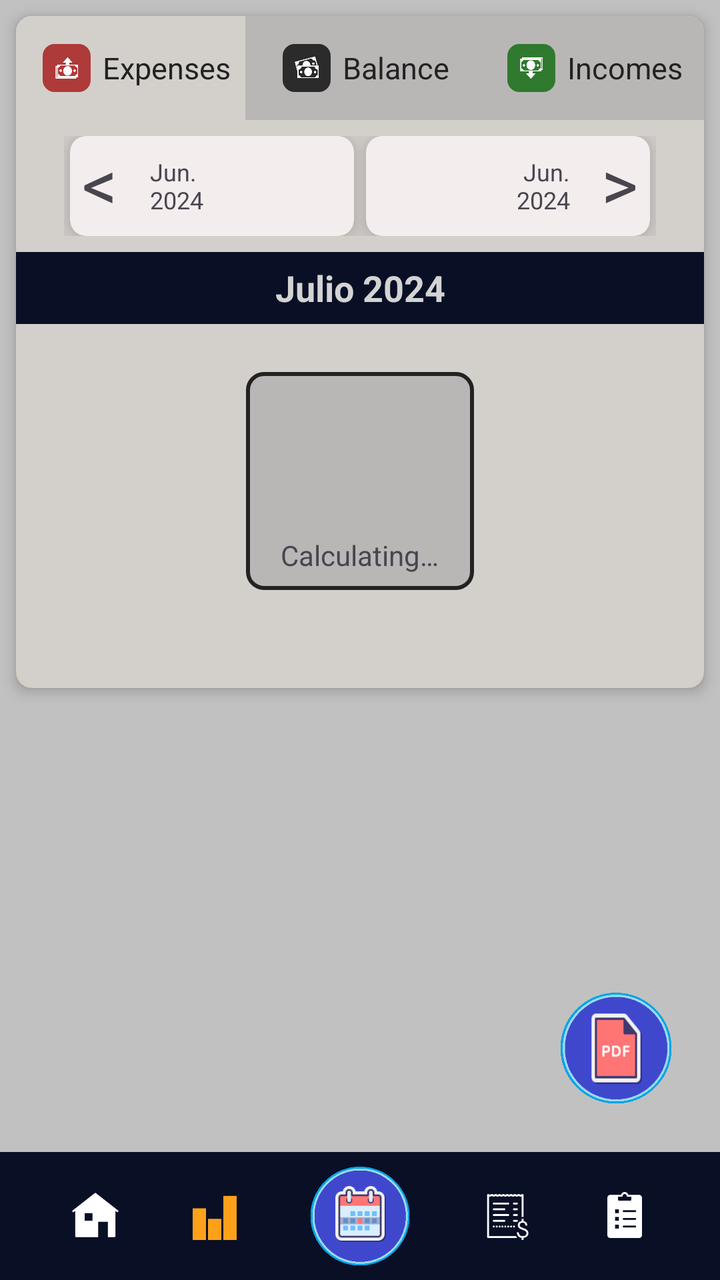
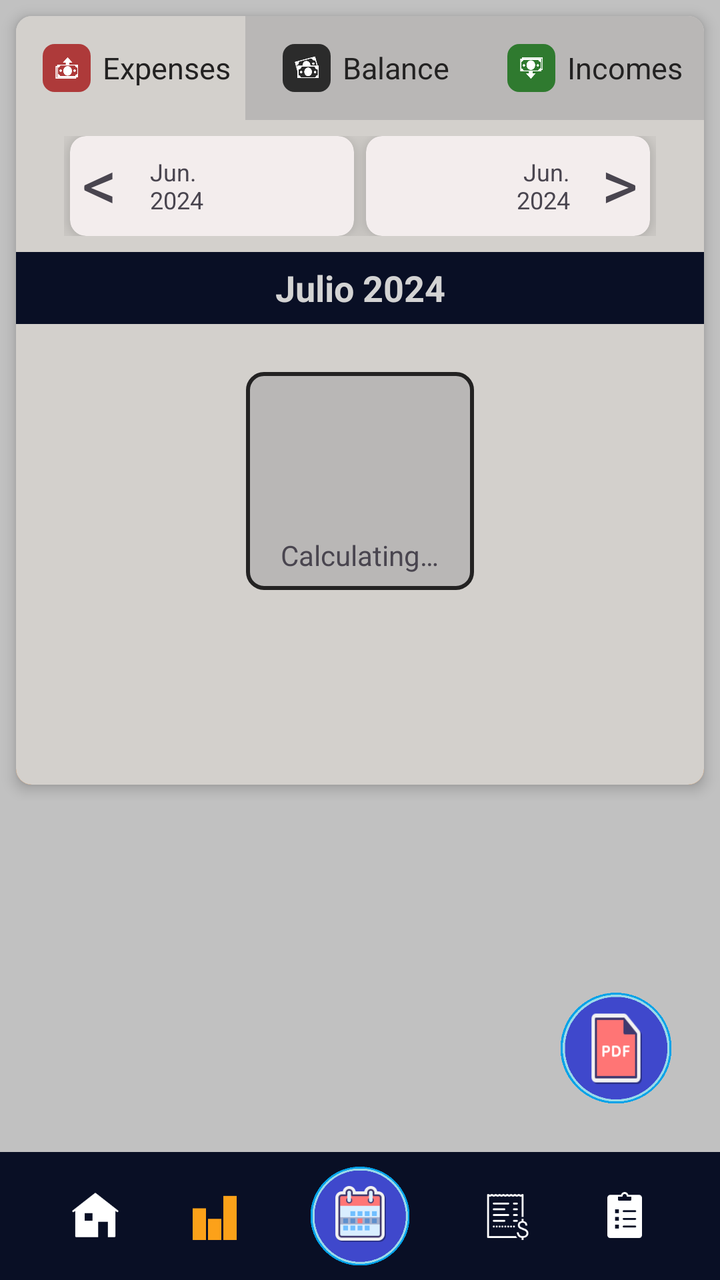

The first picture is an Android layout as it rendered before a commit; the second is the same layout after the commit. The layout source and the unified diff follow.
<!-- AndroidManifest.xml: application theme Theme.MyApplication -->
<!-- res/layout/fragment_summary.xml -->
<?xml version="1.0" encoding="utf-8"?>
<FrameLayout xmlns:android="http://schemas.android.com/apk/res/android"
    xmlns:tools="http://schemas.android.com/tools"
    android:layout_width="match_parent"
    android:layout_height="match_parent"
    xmlns:app="http://schemas.android.com/apk/res-auto"
    tools:context=".views.summary.SummaryFragment">

    <LinearLayout
        android:layout_width="match_parent"
        android:layout_height="match_parent"
        android:orientation="vertical">

        <FrameLayout
            android:layout_width="match_parent"
            android:layout_height="match_parent"
            android:layout_weight="1">

            <ScrollView
                android:layout_width="match_parent"
                android:layout_height="match_parent">

                <LinearLayout
                    android:id="@+id/page"
                    android:layout_width="match_parent"
                    android:layout_height="wrap_content"
                    android:orientation="vertical"
                    android:paddingBottom="92dp">

                    <androidx.cardview.widget.CardView
                        android:id="@+id/summary"
                        android:layout_width="match_parent"
                        android:layout_height="wrap_content"
                        android:layout_margin="8dp"
                        android:minHeight="32dp"
                        android:padding="3dp"
                        app:cardBackgroundColor="@color/cardview_background">

                        <LinearLayout
                            android:layout_width="match_parent"
                            android:layout_height="match_parent"
                            android:background="@color/cardview_background"
                            android:orientation="vertical">

                            <LinearLayout
                                android:layout_width="match_parent"
                                android:layout_height="match_parent"
                                android:orientation="horizontal">

                                <LinearLayout
                                    android:layout_width="match_parent"
                                    android:layout_height="52dp"
                                    android:orientation="horizontal">

                                    <LinearLayout
                                        android:id="@+id/bShowExpenses"
                                        android:layout_width="0dp"
                                        android:layout_height="match_parent"
                                        android:layout_weight="1"
                                        android:background="@color/cardview_background"
                                        android:gravity="center">


                                        <FrameLayout
                                            android:layout_width="24dp"
                                            android:layout_height="24dp"
                                            android:layout_gravity="center_vertical"
                                            android:layout_margin="6dp"
                                            android:background="@drawable/icons_border_red">

                                            <ImageView
                                                android:layout_width="12dp"
                                                android:layout_height="12dp"
                                                android:layout_gravity="center"
                                                android:layout_margin="10dp"
                                                app:srcCompat="@drawable/icon_transfer" />

                                        </FrameLayout>

                                        <TextView
                                            android:layout_width="wrap_content"
                                            android:layout_height="wrap_content"
                                            android:layout_gravity="center"
                                            android:text="@string/expenses"
                                            android:textColor="@color/cardview_foreground"
                                            android:textSize="15sp" />

                                    </LinearLayout>

                                    <LinearLayout
                                        android:id="@+id/bShowBalance"
                                        android:layout_width="0dp"
                                        android:layout_height="match_parent"
                                        android:layout_weight="1"
                                        android:background="@color/cardview_background_hidden"
                                        android:gravity="center">


                                        <FrameLayout
                                            android:layout_width="24dp"
                                            android:layout_height="24dp"
                                            android:layout_gravity="center_vertical"
                                            android:layout_margin="6dp"
                                            android:background="@drawable/icons_border_gray_dark">

                                            <ImageView
                                                android:layout_width="12dp"
                                                android:layout_height="12dp"
                                                android:layout_gravity="center"
                                                android:layout_margin="10dp"
                                                app:srcCompat="@drawable/icon_money" />

                                        </FrameLayout>

                                        <TextView
                                            android:layout_width="wrap_content"
                                            android:layout_height="wrap_content"
                                            android:layout_gravity="center"
                                            android:text="@string/balance"
                                            android:textColor="@color/cardview_foreground"
                                            android:textSize="15sp" />

                                    </LinearLayout>

                                    <LinearLayout
                                        android:id="@+id/bShowIncomes"
                                        android:layout_width="0dp"
                                        android:layout_height="match_parent"
                                        android:layout_weight="1"
                                        android:background="@color/cardview_background_hidden"
                                        android:gravity="center"
                                        android:text="@string/incomes">


                                        <FrameLayout
                                            android:layout_width="24dp"
                                            android:layout_height="24dp"
                                            android:layout_margin="6dp"
                                            android:background="@drawable/icons_border_green_dark">

                                            <ImageView
                                                android:layout_width="12dp"
                                                android:layout_height="12dp"
                                                android:layout_gravity="center"
                                                android:layout_margin="10dp"
                                                app:srcCompat="@drawable/icon_transfer2" />

                                        </FrameLayout>

                                        <TextView
                                            android:layout_width="wrap_content"
                                            android:layout_height="wrap_content"
                                            android:layout_gravity="center"
                                            android:text="@string/incomes"
                                            android:textColor="@color/cardview_foreground"
                                            android:textSize="15sp" />

                                    </LinearLayout>
                                </LinearLayout>

                            </LinearLayout>

                            <androidx.constraintlayout.widget.ConstraintLayout
                                android:id="@+id/navigation_buttons"
                                android:layout_width="match_parent"
                                android:layout_height="0dp"
                                android:layout_weight="1"
                                android:paddingHorizontal="24dp"
                                android:paddingVertical="8dp"
                                app:layout_constraintBottom_toBottomOf="parent"
                                app:layout_constraintEnd_toEndOf="parent"
                                app:layout_constraintStart_toStartOf="parent">

                                <androidx.cardview.widget.CardView
                                    android:id="@+id/bYesterday"
                                    android:layout_width="0dp"
                                    android:layout_height="match_parent"
                                    android:layout_gravity="start"
                                    android:layout_marginHorizontal="3dp"
                                    app:cardBackgroundColor="@color/cardview_container"
                                    app:cardElevation="8dp"
                                    app:layout_constraintBottom_toBottomOf="parent"
                                    app:layout_constraintEnd_toStartOf="@+id/bTomorrow"
                                    app:layout_constraintStart_toStartOf="parent"
                                    app:layout_constraintTop_toTopOf="parent">

                                    <TextView
                                        android:layout_width="50sp"
                                        android:layout_height="50sp"
                                        android:layout_gravity="center_vertical|start"
                                        android:layout_marginStart="6dp"
                                        android:text="@string/left"
                                        android:textSize="35sp" />

                                    <TextView
                                        android:id="@+id/yesterdayName"
                                        android:layout_width="35sp"
                                        android:layout_height="50sp"
                                        android:layout_marginStart="40dp"
                                        android:gravity="center_vertical"
                                        android:text="Jun. 2024"
                                        android:textSize="12sp" />

                                </androidx.cardview.widget.CardView>

                                <androidx.cardview.widget.CardView
                                    android:id="@+id/bTomorrow"
                                    android:layout_width="0dp"
                                    android:layout_height="match_parent"
                                    android:layout_gravity="end"
                                    android:layout_marginHorizontal="3dp"
                                    app:cardBackgroundColor="@color/cardview_container"
                                    app:cardElevation="8dp"
                                    app:layout_constraintBottom_toBottomOf="parent"
                                    app:layout_constraintEnd_toEndOf="parent"
                                    app:layout_constraintStart_toEndOf="@+id/bYesterday"
                                    app:layout_constraintTop_toTopOf="parent">

                                    <TextView
                                        android:layout_width="50sp"
                                        android:layout_height="50sp"
                                        android:layout_gravity="center_vertical|end"
                                        android:layout_marginEnd="6dp"
                                        android:gravity="end"
                                        android:text="@string/right"
                                        android:textSize="35sp" />

                                    <TextView
                                        android:id="@+id/tomorrowName"
                                        android:layout_width="35sp"
                                        android:layout_height="50sp"
                                        android:layout_gravity="end"
                                        android:layout_marginEnd="40dp"
                                        android:gravity="center_vertical|end"
                                        android:text="Jun. 2024"
                                        android:textSize="12sp" />

                                </androidx.cardview.widget.CardView>

                            </androidx.constraintlayout.widget.ConstraintLayout>

                            <FrameLayout
                                android:layout_width="match_parent"
                                android:layout_height="match_parent">

                                <LinearLayout
                                    android:id="@+id/pdf"
                                    android:layout_width="match_parent"
                                    android:layout_height="wrap_content"
                                    android:background="@color/cardview_background"
                                    android:orientation="vertical">

                                    <TextView
                                        android:id="@+id/summary_date"
                                        android:layout_width="match_parent"
                                        android:layout_height="36dp"
                                        android:layout_gravity="center"
                                        android:background="@color/navigation_bar"
                                        android:gravity="center"
                                        android:text="Julio 2024"
                                        android:textAlignment="center"
                                        android:textColor="@color/light_lgray"
                                        android:textSize="18sp"
                                        android:textStyle="bold" />

                                    <TextView
                                        android:id="@+id/summary_list_empty"
                                        android:layout_width="wrap_content"
                                        android:layout_height="wrap_content"
                                        android:layout_gravity="center"
                                        android:layout_marginVertical="16dp"
                                        android:gravity="center"
                                        android:padding="6dp"
                                        android:text="@string/summary_date_empty"
                                        android:textColor="@color/cardview_foreground"
                                        android:textSize="16sp"
                                        android:textStyle="bold" />

                                    <LinearLayout
                                        android:id="@+id/incomes_frame"
                                        android:layout_width="match_parent"
                                        android:layout_height="wrap_content"
                                        android:layout_marginTop="12dp"
                                        android:orientation="vertical">

                                    </LinearLayout>

                                    <LinearLayout
                                        android:id="@+id/expenses_frame"
                                        android:layout_width="match_parent"
                                        android:layout_height="wrap_content"
                                        android:layout_marginTop="12dp"
                                        android:orientation="vertical">

                                    </LinearLayout>

                                    <FrameLayout
                                        android:id="@+id/balance_frame"
                                        android:layout_width="match_parent"
                                        android:layout_height="match_parent"
                                        android:background="@color/cardview_container"
                                        android:paddingHorizontal="4dp"
                                        android:paddingVertical="6dp">

                                        <TextView
                                            android:layout_width="wrap_content"
                                            android:layout_height="wrap_content"
                                            android:layout_gravity="center_vertical|start"
                                            android:text="@string/transactions_description_balance" />

                                        <TextView
                                            android:id="@+id/balance_amount"
                                            android:layout_width="wrap_content"
                                            android:layout_height="wrap_content"
                                            android:layout_gravity="center_vertical|end"
                                            android:text="$ xxx" />

                                    </FrameLayout>

                                    <LinearLayout
                                        android:id="@+id/transactions"
                                        android:layout_width="match_parent"
                                        android:layout_height="match_parent"
                                        android:layout_marginTop="2dp"
                                        android:orientation="vertical">

                                        <TextView
                                            android:id="@+id/textView13"
                                            android:layout_width="match_parent"
                                            android:layout_height="wrap_content"
                                            android:layout_gravity="center"
                                            android:background="@color/cardview_title_background"
                                            android:padding="8dp"
                                            android:text="@string/transactions_period"
                                            android:textAlignment="center"
                                            android:textColor="@color/cardview_title_foreground"
                                            android:textSize="18sp"
                                            android:textStyle="bold" />

                                        <ProgressBar
                                            android:id="@+id/transactions_list_progress_bar"
                                            style="?android:attr/progressBarStyle"
                                            android:layout_width="50dp"
                                            android:layout_marginVertical="16dp"
                                            android:layout_marginHorizontal="32dp"
                                            android:layout_gravity="center"
                                            android:visibility="gone"
                                            android:layout_height="50dp" />

                                        <LinearLayout
                                            android:id="@+id/transactions_list"
                                            android:layout_width="match_parent"
                                            android:layout_height="match_parent"
                                            android:divider="@color/default_text_dark"
                                            android:dividerHeight="6dp"
                                            android:listSelector="@android:color/transparent"
                                            android:orientation="vertical" />

                                    </LinearLayout>

                                </LinearLayout>

                                <FrameLayout
                                    android:id="@+id/loading_view"
                                    android:background="@color/cardview_background"
                                    android:layout_marginTop="36dp"
                                    android:layout_width="match_parent"
                                    android:layout_height="match_parent">

                                    <LinearLayout
                                        android:layout_width="wrap_content"
                                        android:layout_gravity="center_horizontal"
                                        android:layout_marginTop="24dp"
                                        android:orientation="vertical"
                                        android:background="@drawable/border_description"
                                        android:layout_height="wrap_content">

                                        <ProgressBar
                                            style="?android:attr/progressBarStyle"
                                            android:layout_width="50dp"
                                            android:layout_marginTop="16dp"
                                            android:layout_marginBottom="8dp"
                                            android:layout_marginHorizontal="32dp"
                                            android:layout_gravity="center"
                                            android:layout_height="50dp" />

                                        <TextView
                                            android:id="@+id/textView6"
                                            android:layout_width="wrap_content"
                                            android:layout_height="wrap_content"
                                            android:layout_gravity="center"
                                            android:layout_margin="8dp"
                                            android:text="@string/calculating" />
                                    </LinearLayout>

                                </FrameLayout>

                            </FrameLayout>

                        </LinearLayout>
                    </androidx.cardview.widget.CardView>

                    <TextView
                        android:id="@+id/error_text_view"
                        android:layout_width="match_parent"
                        android:layout_height="wrap_content"
                        android:layout_margin="12dp"
                        android:visibility="gone" />

                </LinearLayout>
            </ScrollView>

            <FrameLayout
                android:id="@+id/floatingButton"
                android:layout_width="56dp"
                android:layout_height="56dp"
                android:layout_gravity="bottom|end"
                android:layout_marginEnd="24dp"
                android:layout_marginBottom="24dp"
                android:background="@drawable/btn"
                android:clickable="true"
                android:focusable="true">

                <FrameLayout
                    android:layout_width="34dp"
                    android:layout_height="40dp"
                    android:layout_gravity="center"
                    android:background="@drawable/pdf">

                </FrameLayout>
            </FrameLayout>

        </FrameLayout>

        <androidx.constraintlayout.widget.ConstraintLayout
            android:id="@+id/navigation_view"
            android:layout_width="match_parent"
            android:layout_height="64dp"
            android:background="@color/navigation_bar"
            app:layout_constraintBottom_toBottomOf="parent"
            app:layout_constraintEnd_toEndOf="parent"
            app:layout_constraintStart_toStartOf="parent">

            <ImageView
                android:id="@+id/navigation_view_home"
                android:layout_width="24dp"
                android:layout_height="wrap_content"
                app:layout_constraintBottom_toBottomOf="parent"
                app:layout_constraintEnd_toStartOf="@+id/navigation_view_summary"
                app:layout_constraintStart_toStartOf="parent"
                app:layout_constraintTop_toTopOf="parent"
                app:srcCompat="@drawable/home_white" />

            <ImageView
                android:id="@+id/navigation_view_summary"
                android:layout_width="24dp"
                android:layout_height="wrap_content"
                android:layout_weight="1"
                app:layout_constraintBottom_toBottomOf="parent"
                app:layout_constraintEnd_toStartOf="@+id/navigation_view_action"
                app:layout_constraintStart_toEndOf="@+id/navigation_view_home"
                app:layout_constraintTop_toTopOf="parent"
                app:srcCompat="@drawable/summary_orange" />

            <FrameLayout
                android:id="@+id/navigation_view_action"
                android:layout_width="50dp"
                android:layout_height="50dp"
                app:layout_constraintBottom_toBottomOf="parent"
                app:layout_constraintEnd_toStartOf="@+id/navigation_view_budgets"
                app:layout_constraintStart_toEndOf="@+id/navigation_view_summary"
                app:layout_constraintTop_toTopOf="parent"
                android:background="@drawable/btn">

                <ImageView
                    android:id="@+id/navigation_view_action_image"
                    android:layout_width="30dp"
                    android:layout_height="30dp"
                    android:layout_gravity="center"
                    android:background="@drawable/calendar"/>

            </FrameLayout>

            <ImageView
                android:id="@+id/navigation_view_budgets"
                android:layout_width="24dp"
                android:layout_height="wrap_content"
                app:layout_constraintBottom_toBottomOf="parent"
                app:layout_constraintEnd_toStartOf="@+id/navigation_view_shoppinglist"
                app:layout_constraintStart_toEndOf="@+id/navigation_view_action"
                app:layout_constraintTop_toTopOf="parent"
                app:srcCompat="@drawable/budget_white" />

            <ImageView
                android:id="@+id/navigation_view_shoppinglist"
                android:layout_width="24dp"
                android:layout_height="wrap_content"
                app:layout_constraintBottom_toBottomOf="parent"
                app:layout_constraintEnd_toEndOf="parent"
                app:layout_constraintStart_toEndOf="@+id/navigation_view_budgets"
                app:layout_constraintTop_toTopOf="parent"
                app:srcCompat="@drawable/shoppinglist_white" />
        </androidx.constraintlayout.widget.ConstraintLayout>

    </LinearLayout>

    <FrameLayout
        android:id="@+id/fragment_above"
        android:layout_width="match_parent"
        android:layout_height="match_parent"
        android:clickable="true"
        android:focusable="true"
        android:visibility="gone"/>

</FrameLayout>
<!-- resources referenced by this layout -->
<resources>
  <color name="cardview_background">#D3D0CC</color>
  <color name="cardview_background_hidden">#B9B7B6</color>
  <color name="cardview_container">#F3EDED</color>
  <color name="cardview_foreground">#232222</color>
  <color name="cardview_title_background">#C66814</color>
  <color name="cardview_title_foreground">#FFFFFF</color>
  <color name="default_text_dark">#787878</color>
  <color name="light_lgray">#D3D3D3</color>
  <color name="navigation_bar">#090F25</color>
  <!-- drawable border_description (drawable) -->
  <?xml version="1.0" encoding="utf-8"?>
  
  <shape xmlns:android="http://schemas.android.com/apk/res/android">
  
      <solid android:color="@color/cardview_background_hidden" /> 
  
      <stroke android:width="2dp" android:color="@color/cardview_foreground" /> 
  
      <corners android:radius="8dp" /> 
  
  </shape>
  <!-- drawable btn (drawable) -->
  <?xml version="1.0" encoding="utf-8"?>
  
  <selector xmlns:android="http://schemas.android.com/apk/res/android">
      <item android:state_pressed="true" android:drawable="@drawable/btn_blue" />
      <item android:drawable="@drawable/btn_blue_pressed" />
  </selector>
  <!-- drawable calendar: png bitmap (drawable, 1729 bytes) -->
  <!-- drawable home_white: png bitmap (drawable, 788 bytes) -->
  <!-- drawable icon_money: png bitmap (drawable, 2286 bytes) -->
  <!-- drawable icons_border_gray_dark (drawable) -->
  <?xml version="1.0" encoding="utf-8"?>
  
  <shape
      xmlns:android="http://schemas.android.com/apk/res/android"
      android:shape="rectangle">
      <solid  android:color="@color/dark_gray" /> 
      <corners android:radius="6dp" /> 
  </shape>
  <!-- drawable icons_border_green_dark (drawable) -->
  <?xml version="1.0" encoding="utf-8"?>
  
  <shape
      xmlns:android="http://schemas.android.com/apk/res/android"
      android:shape="rectangle">
      <solid  android:color="@color/dark_green" /> 
      <corners android:radius="6dp" /> 
  </shape>
  <!-- drawable icons_border_red (drawable) -->
  <?xml version="1.0" encoding="utf-8"?>
  
  <shape
      xmlns:android="http://schemas.android.com/apk/res/android"
      android:shape="rectangle">
      <solid  android:color="@color/red" />
      <corners android:radius="6dp" />
  </shape>
  <!-- drawable pdf: png bitmap (drawable, 1599 bytes) -->
  <string name="balance">Balance</string>
  <string name="calculating">Calculating…</string>
  <string name="expenses">Expenses</string>
  <string name="incomes">Incomes</string>
  <string name="left" translatable="false">&lt;</string>
  <string name="right" translatable="false">&gt;</string>
  <string name="summary_date_empty">No transactions registered yet. You can add expenses or incomes by pressing the + button</string>
  <string name="transactions_description_balance">Balance total:</string>
  <string name="transactions_period">Details</string>
  <style name="Theme.MyApplication" parent="Base.Theme.MyApplication" />
  <!-- drawable btn_blue: png bitmap (drawable, 4369 bytes) -->
  <color name="dark_gray">#2B2B2B</color>
  <color name="dark_green">#2F7A2F</color>
  <color name="red">#AE3A3A</color>
  <style name="Base.Theme.MyApplication" parent="Theme.Material3.DayNight.NoActionBar">
          
          <item name="android:colorPrimary">@color/action_bar_background</item>
          <item name="android:colorPrimaryDark">@color/action_bar_background_dark</item>
          <item name="android:colorBackground">@color/background</item>
          <item name="android:colorForeground">#000</item>
          <item name="cardViewStyle">@style/CustomCardView</item>&gt;
      </style>
  <color name="action_bar_background">#101B43</color>
  <color name="action_bar_background_dark">#090F25</color>
  <color name="background">#C1C1C1</color>
  <style name="CustomCardView" parent="Widget.MaterialComponents.CardView">
          <item name="cardCornerRadius">8dp</item>
          <item name="cardElevation">4dp</item>
      </style>
  <!-- unchanged entries left out for length: 6 -->
</resources>

<!-- the commit's change to res/layout/fragment_summary.xml (unified diff, before → after) -->
@@ -239,6 +239,7 @@
 
                             </androidx.constraintlayout.widget.ConstraintLayout>
 
+
                             <FrameLayout
                                 android:layout_width="match_parent"
                                 android:layout_height="match_parent">
@@ -263,6 +264,21 @@
                                         android:textSize="18sp"
                                         android:textStyle="bold" />
 
+                                    <FrameLayout
+                                        android:id="@+id/error_layout"
+                                        android:layout_width="match_parent"
+                                        android:layout_height="match_parent">
+                                        <TextView
+                                            android:gravity="center"
+                                            android:textColor="@color/black"
+                                            android:textSize="18sp"
+                                            android:paddingVertical="12dp"
+                                            android:background="@color/red"
+                                            android:text="@string/network_error"
+                                            android:layout_width="match_parent"
+                                            android:layout_height="wrap_content"/>
+                                    </FrameLayout>
+
                                     <TextView
                                         android:id="@+id/summary_list_empty"
                                         android:layout_width="wrap_content"
<!-- resource entries referenced after the edit -->
@@ -1,5 +1,6 @@
 <!-- resources referenced by this layout -->
 <resources>
+  <color name="black">#FF000000</color>
   <color name="cardview_background">#D3D0CC</color>
   <color name="cardview_background_hidden">#B9B7B6</color>
   <color name="cardview_container">#F3EDED</color>
@@ -64,6 +65,7 @@
   <string name="expenses">Expenses</string>
   <string name="incomes">Incomes</string>
   <string name="left" translatable="false">&lt;</string>
+  <string name="network_error">Network error</string>
   <string name="right" translatable="false">&gt;</string>
   <string name="summary_date_empty">No transactions registered yet. You can add expenses or incomes by pressing the + button</string>
   <string name="transactions_description_balance">Balance total:</string>
